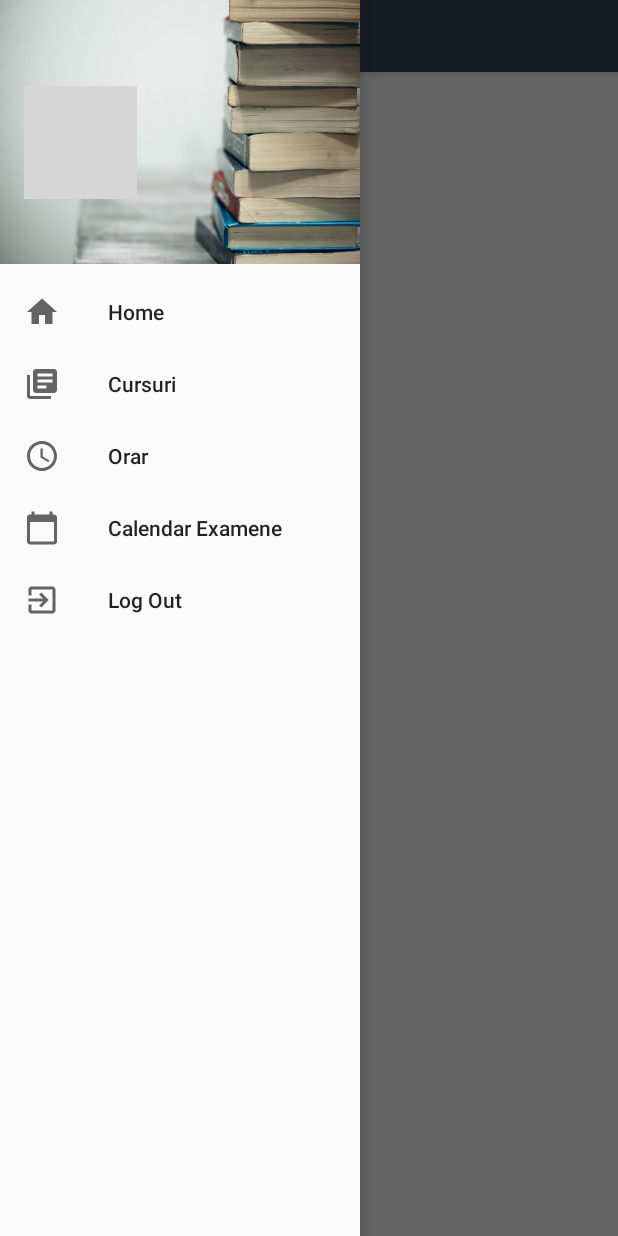
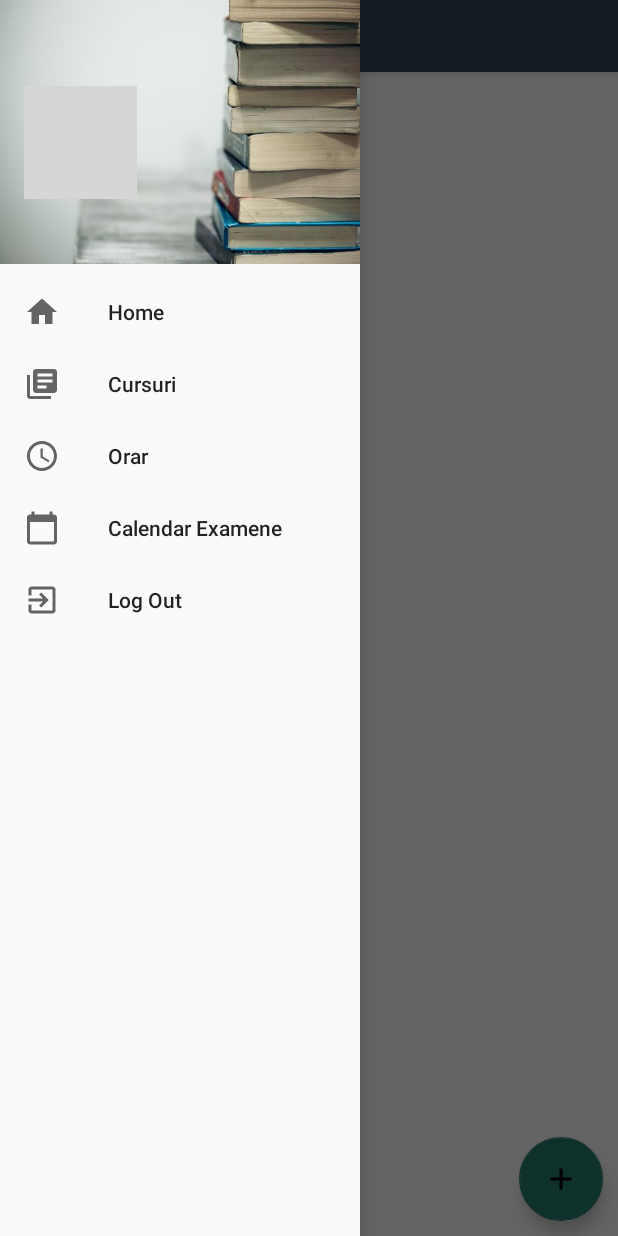
Before and after one commit to AxinteVlad/CursuriFSA, an Android app: the YearOneActivity screen opened directly, with no data from a screen before it, with the side drawer open, on a phone screen of 412 x 824 dp. Run offline under Robolectric (Android 15) with nearby library versions, the phone set to English and light mode, and no system bars; our stand-ins replace Firebase (no records; nobody signed in at launch, a user with empty details on screens opened directly); grey boxes are pictures that could not be loaded.

Commit message:
fab button pentru save

```diff
--- a/AndroidProjects/CursuriFSA/app/src/main/java/com/axintevlad/cursurifsa/activities/YearOneActivity.java
+++ b/AndroidProjects/CursuriFSA/app/src/main/java/com/axintevlad/cursurifsa/activities/YearOneActivity.java
@@ -1,9 +1,12 @@
 package com.axintevlad.cursurifsa.activities;
 
+import android.support.design.widget.FloatingActionButton;
 import android.support.v7.app.AppCompatActivity;
 import android.os.Bundle;
 import android.support.v7.widget.LinearLayoutManager;
 import android.support.v7.widget.RecyclerView;
+import android.view.View;
+import android.widget.ProgressBar;
 
 import com.axintevlad.cursurifsa.R;
 import com.axintevlad.cursurifsa.adapters.MaterieAdapter;
@@ -20,6 +23,7 @@ public class YearOneActivity extends NavDrawerActivity {
 
     private RecyclerView recyclerView;
     private RecyclerView.Adapter adapter;
+    private ProgressBar progressBar;
 
     private List<Materie> materieList;
     private FirebaseFirestore db;
@@ -29,6 +33,8 @@ public class YearOneActivity extends NavDrawerActivity {
         super.onCreate(savedInstanceState);
         setContentView(R.layout.activity_year_one);
 
+        FloatingActionButton fab = findViewById(R.id.fab);
+        progressBar = findViewById(R.id.progressbar);
         recyclerView = findViewById(R.id.yearOne_recylcleView);
         recyclerView.setHasFixedSize(true);
         recyclerView.setLayoutManager(new LinearLayoutManager(this));
@@ -48,6 +54,8 @@ public class YearOneActivity extends NavDrawerActivity {
                 .addOnSuccessListener(new OnSuccessListener<QuerySnapshot>() {
                     @Override
                     public void onSuccess(QuerySnapshot queryDocumentSnapshots) {
+                        progressBar.setVisibility(View.GONE);
+
                         if(!queryDocumentSnapshots.isEmpty()){
                             List<DocumentSnapshot> list = queryDocumentSnapshots.getDocuments();
 
@@ -59,6 +67,14 @@ public class YearOneActivity extends NavDrawerActivity {
                         }
                     }
                 });
+
+
+        fab.setOnClickListener(new View.OnClickListener() {
+            @Override
+            public void onClick(View view) {
+                //start activity or fragment
+            }
+        });
     }
 
     @Override
--- /dev/null
+++ b/AndroidProjects/CursuriFSA/app/src/main/res/drawable/ic_fab_add.xml
@@ -0,0 +1,9 @@
+<vector xmlns:android="http://schemas.android.com/apk/res/android"
+    android:width="24dp"
+    android:height="24dp"
+    android:viewportWidth="24"
+    android:viewportHeight="24">
+  <path
+      android:fillColor="#FF000000"
+      android:pathData="M19,13h-6v6h-2v-6H5v-2h6V5h2v6h6v2z"/>
+</vector>
--- a/AndroidProjects/CursuriFSA/app/src/main/res/layout/activity_year_one.xml
+++ b/AndroidProjects/CursuriFSA/app/src/main/res/layout/activity_year_one.xml
@@ -1,15 +1,31 @@
 <?xml version="1.0" encoding="utf-8"?>
-<RelativeLayout xmlns:android="http://schemas.android.com/apk/res/android"
+<FrameLayout xmlns:android="http://schemas.android.com/apk/res/android"
     xmlns:app="http://schemas.android.com/apk/res-auto"
     xmlns:tools="http://schemas.android.com/tools"
     android:layout_width="match_parent"
     android:layout_height="match_parent"
-    android:padding="16dp"
+    android:layout_margin="10dp"
     tools:context=".activities.YearOneActivity">
 
     <android.support.v7.widget.RecyclerView
         android:id="@+id/yearOne_recylcleView"
         android:layout_width="match_parent"
-        android:layout_height="match_parent"></android.support.v7.widget.RecyclerView>
+        android:layout_height="match_parent">
+    </android.support.v7.widget.RecyclerView>
+    <ProgressBar
+        android:layout_gravity="center"
+        android:id="@+id/progressbar"
+        android:layout_width="wrap_content"
+        android:layout_height="wrap_content" />
+    <android.support.design.widget.FloatingActionButton
+        android:id="@+id/fab"
+        android:layout_width="wrap_content"
+        android:layout_height="wrap_content"
+        android:layout_gravity="bottom|right"
+        android:layout_marginBottom="10dp"
+        android:layout_marginRight="10dp"
+        android:src="@drawable/ic_fab_add"
+        app:fabSize="normal" />
 
-</RelativeLayout>
+
+</FrameLayout>
--- a/AndroidProjects/CursuriFSA/app/src/main/res/values/colors.xml
+++ b/AndroidProjects/CursuriFSA/app/src/main/res/values/colors.xml
@@ -3,7 +3,7 @@
 
         <color name="colorPrimary">#32475A</color>
         <color name="colorPrimaryDark">#24404E</color>
-        <color name="colorAccent">#e30425</color>
+        <color name="colorAccent">#257A6E</color>
         <color name="primaryText">#000000</color>
         <color name="buttonNormal">#e30425</color>
         <color name="buttonHighlight">#ff554f</color>
```
Also changed, not shown: AndroidProjects/CursuriFSA/app/src/main/java/com/axintevlad/cursurifsa/models/Materie.java (+25 -25 lines).
